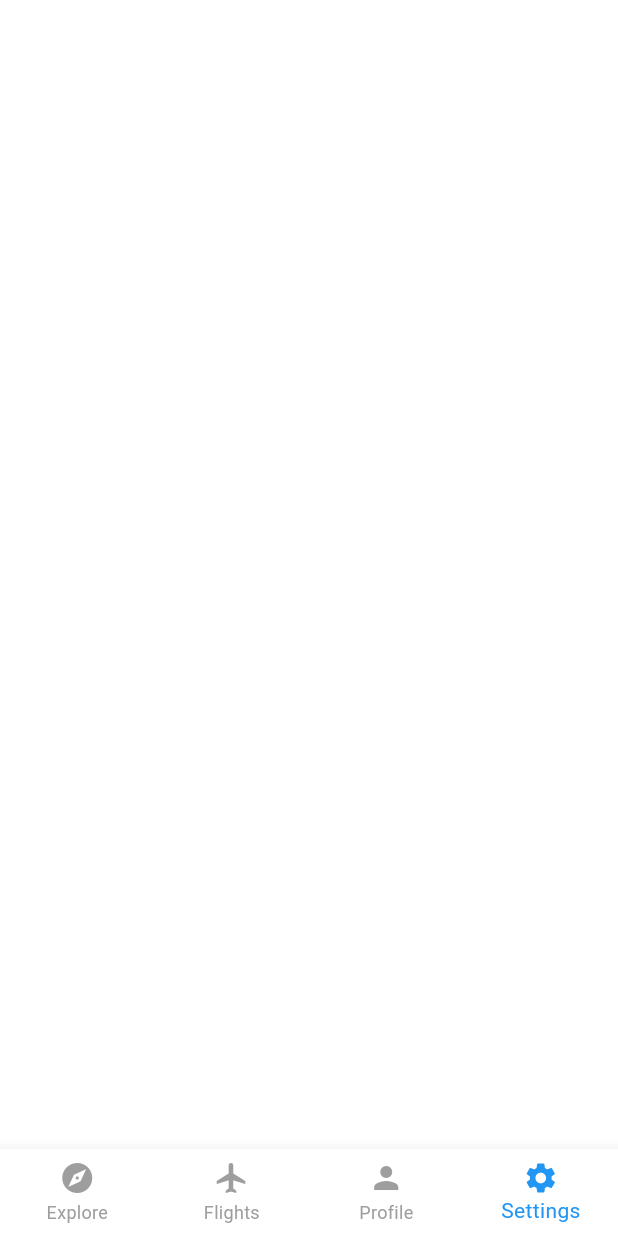
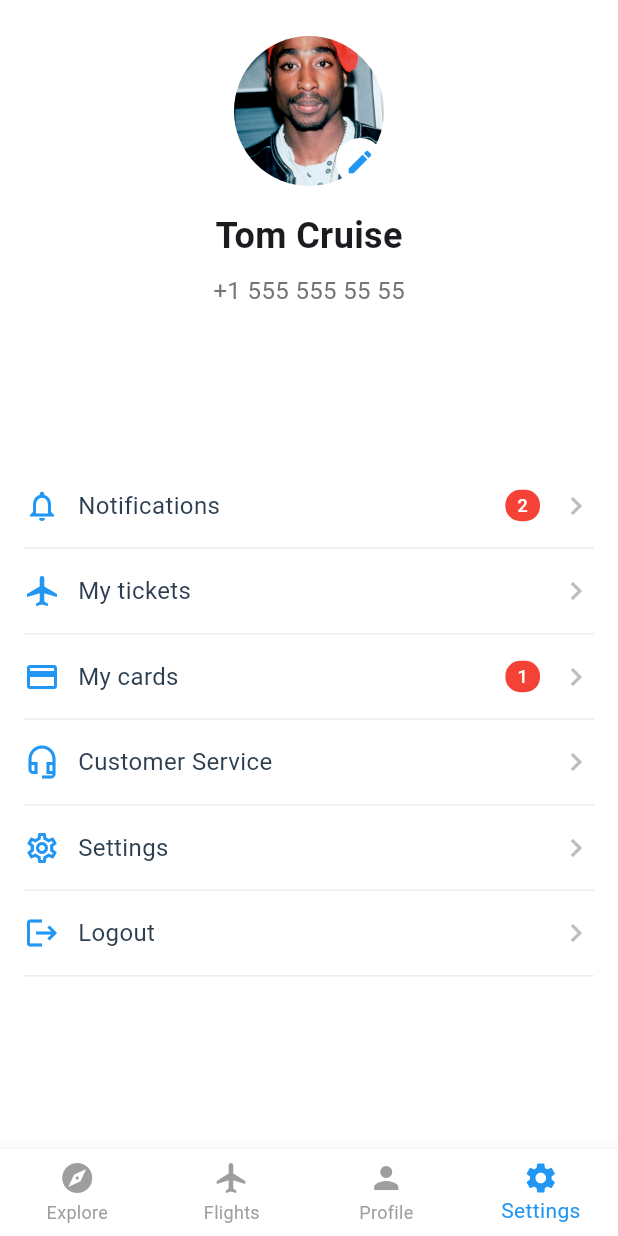
Before and after one commit to faid-terence/flight-booking-app, a Flutter app: the screen it shows after launch, item 4 of the bottom bar chosen, on a phone screen of 412 x 824 dp. Run offline on Flutter 3.47's test engine with Material 3 defaults, Android fonts, the phone set to English and light mode, and no system bars.

Commit message:
feat:Implement settings page

```diff
--- /dev/null
+++ b/lib/components/shared/settings_item.dart
@@ -0,0 +1,82 @@
+import 'package:flutter/material.dart';
+
+class SettingsItem extends StatelessWidget {
+  final String text;
+  final Icon icon;
+  final int? notificationCount;
+
+  const SettingsItem({
+    super.key,
+    required this.text,
+    required this.icon,
+    this.notificationCount,
+  });
+
+  @override
+  Widget build(BuildContext context) {
+    return Container(
+      padding: const EdgeInsets.symmetric(vertical: 16),
+      decoration: BoxDecoration(
+        border: Border(
+          bottom: BorderSide(
+            color: Colors.grey.shade200,
+            width: 1,
+          ),
+        ),
+      ),
+      child: Row(
+        children: [
+          // Icon with specific styling
+          Container(
+            margin: const EdgeInsets.only(right: 12),
+            child: Icon(
+              icon.icon,
+              color: Colors.blue,
+              size: 24,
+            ),
+          ),
+
+          // Text with specific styling
+          Expanded(
+            child: Text(
+              text,
+              style: const TextStyle(
+                fontSize: 16,
+                fontWeight: FontWeight.w400,
+                color: Color(0xFF2C3E50),
+              ),
+            ),
+          ),
+
+          // Notification badge if count exists
+          if (notificationCount != null)
+            Container(
+              padding: const EdgeInsets.symmetric(horizontal: 8, vertical: 2),
+              decoration: BoxDecoration(
+                color: Colors.red,
+                borderRadius: BorderRadius.circular(10),
+              ),
+              child: Text(
+                notificationCount.toString(),
+                style: const TextStyle(
+                  color: Colors.white,
+                  fontSize: 12,
+                  fontWeight: FontWeight.w500,
+                ),
+              ),
+            ),
+
+          // Forward arrow icon
+          Container(
+            margin: const EdgeInsets.only(left: 12),
+            child: Icon(
+              Icons.chevron_right,
+              color: Colors.grey.shade400,
+              size: 24,
+            ),
+          ),
+        ],
+      ),
+    );
+  }
+}
--- a/lib/pages/main_page.dart
+++ b/lib/pages/main_page.dart
@@ -19,7 +19,7 @@ class _MainPageState extends State<MainPage> {
     const HomePage(),
     const FlightsPage(),
     const ProfilePage(),
-    const SettingsPage(),
+    SettingsPage(),
   ];
 
   void _onItemTapped(int index) {
--- a/lib/pages/settings_page.dart
+++ b/lib/pages/settings_page.dart
@@ -1,10 +1,121 @@
+import 'package:flight_booking_app/components/shared/settings_item.dart';
 import 'package:flutter/material.dart';
 
 class SettingsPage extends StatelessWidget {
-  const SettingsPage({super.key});
+  SettingsPage({super.key});
+
+  final List<Map<String, dynamic>> settings = [
+    {
+      'text': 'Notifications',
+      'icon': const Icon(Icons.notifications_none_outlined),
+      'notificationCount': 2,
+    },
+    {
+      'text': 'My tickets',
+      'icon': const Icon(Icons.airplanemode_active),
+      'notificationCount': null,
+    },
+    {
+      'text': 'My cards',
+      'icon': const Icon(Icons.credit_card_outlined),
+      'notificationCount': 1,
+    },
+    {
+      'text': 'Customer Service',
+      'icon': const Icon(Icons.headset_mic_outlined),
+      'notificationCount': null,
+    },
+    {
+      'text': 'Settings',
+      'icon': const Icon(Icons.settings_outlined),
+      'notificationCount': null,
+    },
+    {
+      'text': 'Logout',
+      'icon': const Icon(Icons.logout),
+      'notificationCount': null,
+    },
+  ];
 
   @override
   Widget build(BuildContext context) {
-    return Scaffold();
+    return Scaffold(
+      backgroundColor: Colors.white,
+      body: SafeArea(
+        child: Column(
+          children: [
+            // Profile Section
+            Padding(
+              padding: const EdgeInsets.symmetric(vertical: 24),
+              child: Column(
+                children: [
+                  Stack(
+                    children: [
+                      Container(
+                        width: 100,
+                        height: 100,
+                        decoration: const BoxDecoration(
+                          shape: BoxShape.circle,
+                          image: DecorationImage(
+                            image: AssetImage('assets/pac.jpg'),
+                            fit: BoxFit.cover,
+                          ),
+                        ),
+                      ),
+                      Positioned(
+                        right: 0,
+                        bottom: 0,
+                        child: Container(
+                          padding: const EdgeInsets.all(4),
+                          decoration: BoxDecoration(
+                            color: Colors.white,
+                            shape: BoxShape.circle,
+                            border: Border.all(color: Colors.white, width: 2),
+                          ),
+                          child: Icon(Icons.edit, size: 20, color: Colors.blue),
+                        ),
+                      ),
+                    ],
+                  ),
+                  const SizedBox(height: 16),
+                  const Text(
+                    'Tom Cruise',
+                    style: TextStyle(
+                      fontSize: 24,
+                      fontWeight: FontWeight.w600,
+                    ),
+                  ),
+                  const SizedBox(height: 8),
+                  Text(
+                    '+1 555 555 55 55',
+                    style: TextStyle(
+                      fontSize: 16,
+                      color: Colors.grey[600],
+                    ),
+                  ),
+                ],
+              ),
+            ),
+
+            const SizedBox(height: 80),
+            // Settings List
+            Expanded(
+              child: Padding(
+                padding: const EdgeInsets.symmetric(horizontal: 16),
+                child: Column(
+                  children: settings
+                      .map((setting) => SettingsItem(
+                            text: setting['text'],
+                            icon: setting['icon'],
+                            notificationCount: setting['notificationCount'],
+                          ))
+                      .toList(),
+                ),
+              ),
+            ),
+          ],
+        ),
+      ),
+    );
   }
 }
```
Also changed, not shown: assets/pac.jpg (added).
